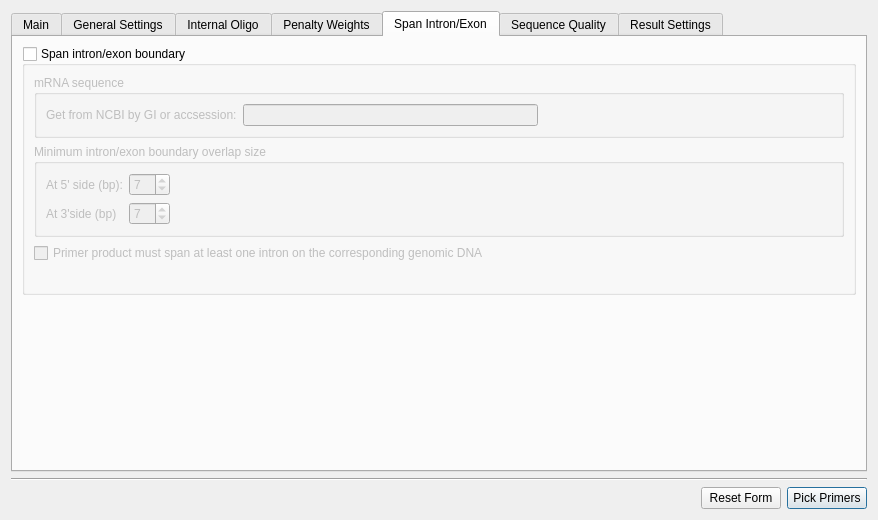
The window that src/plugins_3rdparty/primer3/src/ui/Primer3Dialog.ui (violethaze74/ugene) describes before a commit, drawn with Qt 5.
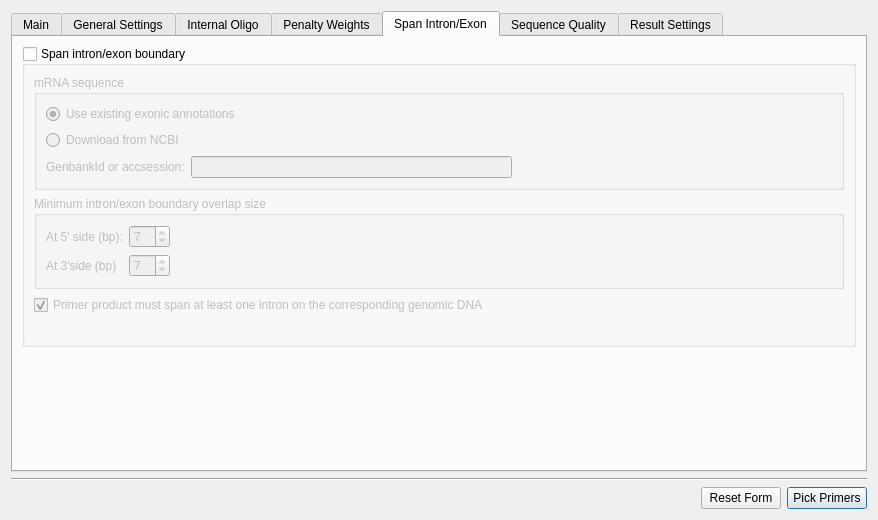
The same window after the commit. The open tabs and pages were chosen to show the change.

Commit message: UGENE-1638: use exonic annotations to determine exon boundaries

What changed in the file:
```diff
--- a/src/plugins_3rdparty/primer3/src/ui/Primer3Dialog.ui
+++ b/src/plugins_3rdparty/primer3/src/ui/Primer3Dialog.ui
@@ -3564,16 +3564,47 @@
             <property name="title">
              <string>mRNA sequence</string>
             </property>
+            <layout class="QVBoxLayout" name="verticalLayout_10">
+             <item>
+              <widget class="QRadioButton" name="useExitingExonFeaturesButton">
+               <property name="toolTip">
+                <string>&lt;html&gt;&lt;head/&gt;&lt;body&gt;&lt;p&gt;Use this option if the given sequence (DNA or mRNA ) already includes annotations of exonic regions. These annotations must have name &lt;span style=&quot; font-weight:600; font-style:italic;&quot;&gt;exon&lt;/span&gt;.&lt;/p&gt;&lt;/body&gt;&lt;/html&gt;</string>
+               </property>
+               <property name="text">
+                <string>Use existing exonic annotations</string>
+               </property>
+               <property name="checked">
+                <bool>true</bool>
+               </property>
+              </widget>
+             </item>
+             <item>
+              <widget class="QRadioButton" name="downloadFeaturesButton">
+               <property name="toolTip">
+                <string>&lt;html&gt;&lt;head/&gt;&lt;body&gt;&lt;p&gt;This option should be used if the given sequence is genomic. To find exon regions a corresponding mRNA sequence should be provided. &lt;/p&gt;&lt;/body&gt;&lt;/html&gt;</string>
+               </property>
+               <property name="text">
+                <string>Download from NCBI </string>
+               </property>
+              </widget>
+             </item>
+             <item>
             <layout class="QHBoxLayout" name="horizontalLayout_5">
              <item>
-              <widget class="QLabel" name="label_9">
+                <widget class="QLabel" name="rnaSeqIdLabel">
+                 <property name="enabled">
+                  <bool>false</bool>
+                 </property>
                <property name="text">
-                <string>Get from NCBI by GI or accsession:</string>
+                  <string>GenbankId or accsession:</string>
                </property>
               </widget>
              </item>
              <item>
               <widget class="QLineEdit" name="rnaSeqIdEdit">
+                 <property name="enabled">
+                  <bool>false</bool>
+                 </property>
                <property name="toolTip">
                 <string>Please provide here an NCBI identifier of mRNA refsequence, for example NM_000926.4</string>
                </property>
@@ -3596,6 +3627,8 @@
               </spacer>
              </item>
             </layout>
+             </item>
+            </layout>
            </widget>
           </item>
           <item>
@@ -3659,6 +3692,9 @@
             <property name="text">
              <string>Primer product must span at least one intron on the corresponding genomic DNA</string>
             </property>
+            <property name="checked">
+             <bool>true</bool>
+            </property>
            </widget>
           </item>
           <item>
```
Left out of the diff: 32 changed lines with no effect on the pictures. Lines whose indentation alone changed are shown as unchanged. The commit also changes 4 other files.
